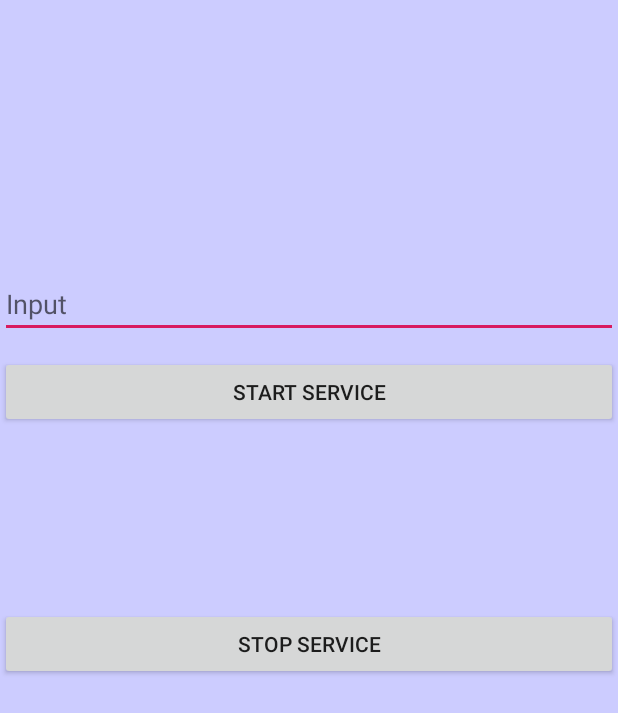
After one commit to stevenakibinge/MyApplication, an Android app: the Foreground screen opened directly, with no data from a screen before it, on a phone screen of 412 x 824 dp. The commit adds this screen. Shown: the top 713 px of the screen. Run offline under Robolectric (Android 15) with nearby library versions, the phone set to English and light mode, and no system bars.

Commit message:
services added which can play music in the background

```diff
--- /dev/null
+++ b/app/src/main/java/com/example/myapplication/Foreground.java
@@ -0,0 +1,36 @@
+package com.example.myapplication;
+
+import androidx.annotation.RequiresApi;
+import androidx.appcompat.app.AppCompatActivity;
+import androidx.core.content.ContextCompat;
+
+import android.content.Intent;
+import android.os.Build;
+import android.os.Bundle;
+import android.view.View;
+import android.widget.EditText;
+
+public class Foreground extends AppCompatActivity {
+    private EditText editText;
+
+    @Override
+    protected void onCreate(Bundle savedInstanceState) {
+        super.onCreate(savedInstanceState);
+        setContentView(R.layout.activity_foreground);
+        editText= findViewById(R.id.edit_text_input);
+    }
+    @RequiresApi(api = Build.VERSION_CODES.O)
+    public void startService(View view){
+        String input = editText.getText().toString();
+        Intent serviceIntent = new Intent(this,Foreground.class);
+        serviceIntent.putExtra("inputExtra", input);
+        //ContextCompat.startForegroundService(this, serviceIntent);
+
+     startForegroundService(serviceIntent);
+
+    }
+    public void stopService(View v) {
+        Intent serviceIntent = new Intent(this,Foreground.class);
+        stopService(serviceIntent);
+    }
+}
--- a/app/src/main/java/com/example/myapplication/MainActivity.java
+++ b/app/src/main/java/com/example/myapplication/MainActivity.java
@@ -125,6 +125,10 @@ public class MainActivity extends AppCompatActivity {
             case backg:
                 startActivity(new Intent(this,Services.class));
                 return true;
+            case R.id.foreground:
+                startActivity(new Intent(this,Foreground.class));
+                return true;
+
             case R.id.c:
                 Intent in = new Intent(Intent.ACTION_DIAL);
                 in.setData( Uri.parse("tel:0780784682"));
--- a/app/src/main/java/com/example/myapplication/Myservice.java
+++ b/app/src/main/java/com/example/myapplication/Myservice.java
@@ -5,12 +5,15 @@ import android.content.Intent;
 import android.media.MediaPlayer;
 import android.os.IBinder;
 import android.provider.ContactsContract;
+import android.widget.EditText;
 import android.widget.Toast;
 
 import androidx.annotation.Nullable;
 
 public class Myservice extends Service {
-    private MediaPlayer player;
+
+    private MediaPlayer player;// for background music
+
 
     @Override
     public int onStartCommand(Intent intent, int flags, int startId) {
--- /dev/null
+++ b/app/src/main/res/drawable/ic_android.xml
@@ -0,0 +1,5 @@
+<vector android:height="24dp" android:tint="#FFFFFF"
+    android:viewportHeight="24" android:viewportWidth="24"
+    android:width="24dp" xmlns:android="http://schemas.android.com/apk/res/android">
+    <path android:fillColor="#FF000000" android:pathData="M17.6,11.48 L19.44,8.3a0.63,0.63 0,0 0,-1.09 -0.63l-1.88,3.24a11.43,11.43 0,0 0,-8.94 0L5.65,7.67a0.63,0.63 0,0 0,-1.09 0.63L6.4,11.48A10.81,10.81 0,0 0,1 20L23,20A10.81,10.81 0,0 0,17.6 11.48ZM7,17.25A1.25,1.25 0,1 1,8.25 16,1.25 1.25,0 0,1 7,17.25ZM17,17.25A1.25,1.25 0,1 1,18.25 16,1.25 1.25,0 0,1 17,17.25Z"/>
+</vector>
--- /dev/null
+++ b/app/src/main/res/layout/activity_foreground.xml
@@ -0,0 +1,32 @@
+<?xml version="1.0" encoding="utf-8"?>
+<LinearLayout xmlns:android="http://schemas.android.com/apk/res/android"
+    xmlns:app="http://schemas.android.com/apk/res-auto"
+    xmlns:tools="http://schemas.android.com/tools"
+    android:layout_width="match_parent"
+    android:layout_height="match_parent"
+    android:orientation="vertical"
+    android:background="#CCCCFF"
+    tools:context=".Foreground">
+
+
+    <EditText
+        android:id="@+id/edit_text_input"
+        android:layout_width="match_parent"
+        android:layout_height="wrap_content"
+        android:layout_marginTop="180dp"
+        android:hint="Input" />
+    <Button
+        android:layout_width="match_parent"
+        android:layout_height="wrap_content"
+        android:onClick="startService"
+        android:layout_marginTop="12dp"
+        android:text="Start Service" />
+    <Button
+        android:layout_width="match_parent"
+        android:layout_height="wrap_content"
+        android:onClick="stopService"
+        android:layout_marginTop="120dp"
+        android:text="Stop Service" />
+
+
+</LinearLayout>
--- a/app/src/main/res/layout/activity_services.xml
+++ b/app/src/main/res/layout/activity_services.xml
@@ -14,7 +14,7 @@
         android:layout_width="wrap_content"
         android:layout_height="wrap_content"
         android:layout_gravity="center"
-        android:layout_marginTop="120dp"
+        android:layout_marginTop="50dp"
         android:background="@color/blue"
         android:text="Start Service"
         android:textSize="20dp" />
@@ -25,10 +25,10 @@
         android:layout_width="wrap_content"
         android:layout_height="wrap_content"
         android:layout_gravity="center"
-        android:layout_marginTop="200dp"
+        android:layout_marginTop="120dp"
         android:layout_marginBottom="@android:dimen/app_icon_size"
         android:backgroundTintMode="screen"
-        android:text="Start Service"
+        android:text="Stop Service"
         android:textSize="20dp" />
 
 </LinearLayout>
--- a/app/src/main/res/menu/menu.xml
+++ b/app/src/main/res/menu/menu.xml
@@ -21,5 +21,8 @@
     <item
         android:id="@+id/backg"
         android:title="services" />
+    <item
+        android:id="@+id/foreground"
+        android:title="foreground services" />
 
 </menu>
```
Also changed, not shown: app/src/main/AndroidManifest.xml (+5 -2 lines), app/src/main/java/com/example/myapplication/ForegroundService.java (added, +51 -0 lines).
